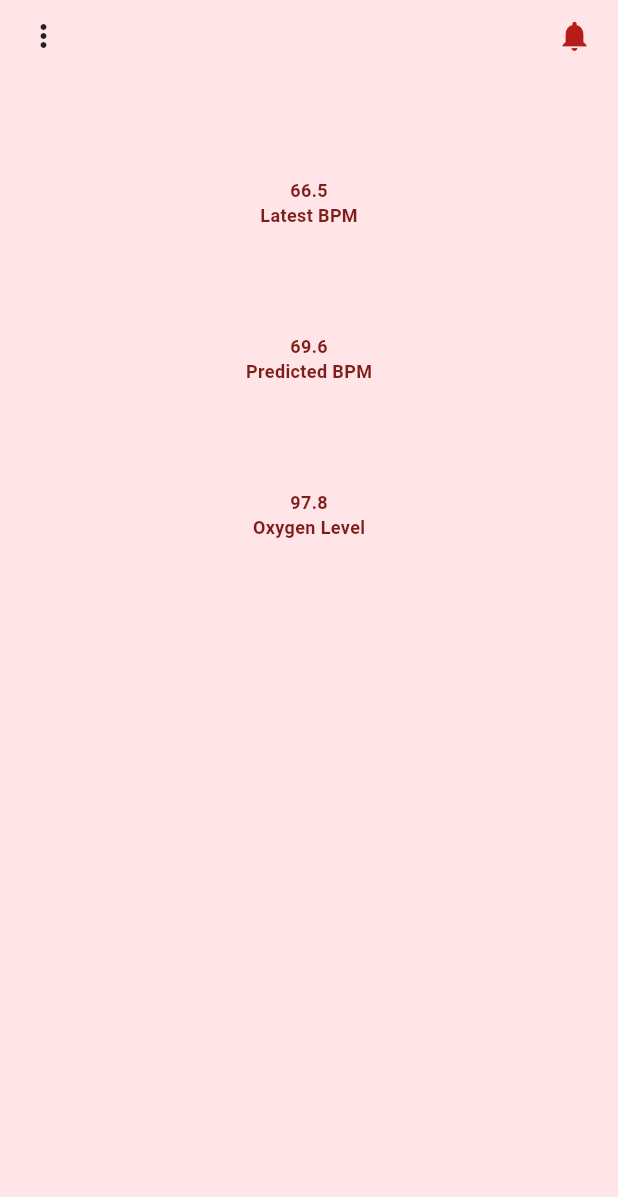
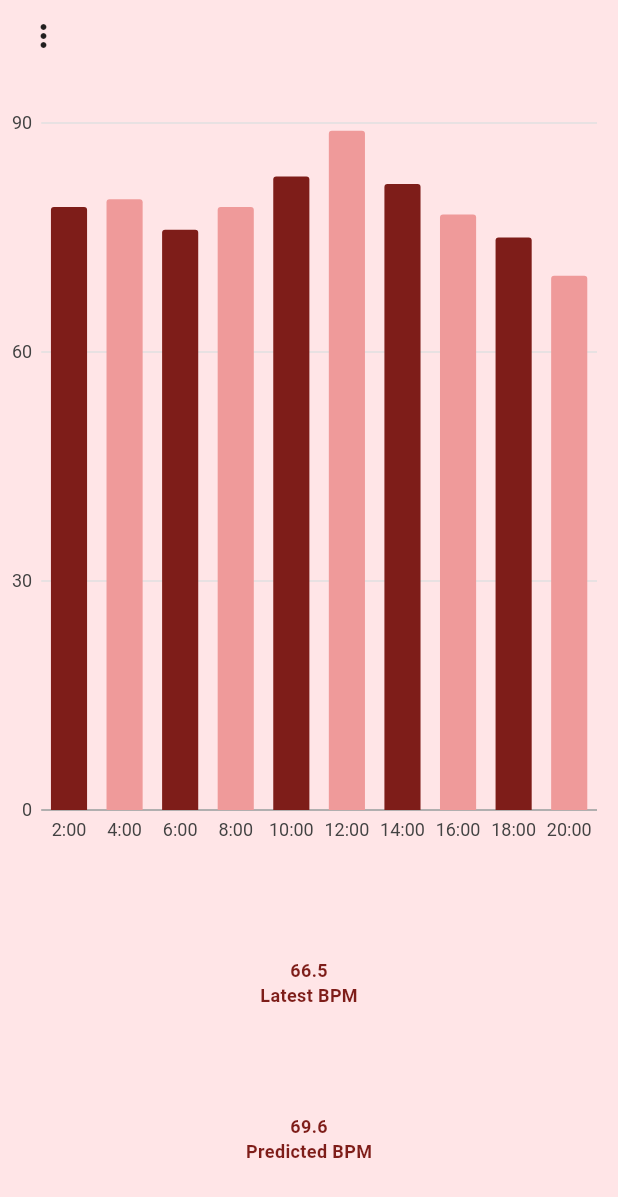
Before and after one commit to Manar-Ashraf/pulse_plus, a Flutter app: the HomeScreen screen opened directly, on a phone screen of 412 x 824 dp. Shown: the top 1197 px of the screen. Run offline on Flutter 3.47's test engine with Material 3 defaults, Android fonts, the phone set to English and light mode, and no system bars; our stand-ins replace charts_flutter, get; missing offline and left inert: semicircle_indicator.

Commit message:
chart to home screen

```diff
--- a/lib/screens/home_screen.dart
+++ b/lib/screens/home_screen.dart
@@ -1,17 +1,100 @@
 import 'package:flutter/material.dart';
-import 'package:pulse_plus/screens/chart.dart';
 import 'package:pulse_plus/screens/doctor_info.dart';
 import 'package:pulse_plus/screens/user_profile.dart';
 import 'package:semicircle_indicator/semicircle_indicator.dart';
 import 'package:pulse_plus/screens/sign_in_screen.dart';
+import 'package:charts_flutter/flutter.dart' as charts;
+
+class BarChart {
+  String hour;
+  int bpm;
+  final charts.Color color;
+
+  BarChart({
+    required this.hour,
+    required this.bpm,
+    required this.color,
+  });
+}
 
 class HomeScreen extends StatelessWidget {
   const HomeScreen({super.key});
+
+  Widget _buildBarChart() {
+    List<charts.Series<BarChart, String>> series = [
+      charts.Series(
+        id: "Heart Rate",
+        data: [
+          BarChart(
+            hour: "2:00",
+            bpm: 79,
+            color: charts.ColorUtil.fromDartColor(const Color(0xFF7E1D19)),
+          ),
+          BarChart(
+            hour: "4:00",
+            bpm: 80,
+            color: charts.ColorUtil.fromDartColor(const Color(0xFFEF9A9A)),
+          ),
+          BarChart(
+            hour: "6:00",
+            bpm: 76,
+            color: charts.ColorUtil.fromDartColor(const Color(0xFF7E1D19)),
+          ),
+          BarChart(
+            hour: "8:00",
+            bpm: 79,
+            color: charts.ColorUtil.fromDartColor(const Color(0xFFEF9A9A)),
+          ),
+          BarChart(
+            hour: "10:00",
+            bpm: 83,
+            color: charts.ColorUtil.fromDartColor(const Color(0xFF7E1D19)),
+          ),
+          BarChart(
+            hour: "12:00",
+            bpm: 89,
+            color: charts.ColorUtil.fromDartColor(const Color(0xFFEF9A9A)),
+          ),
+          BarChart(
+            hour: "14:00",
+            bpm: 82,
+            color: charts.ColorUtil.fromDartColor(const Color(0xFF7E1D19)),
+          ),
+          BarChart(
+            hour: "16:00",
+            bpm: 78,
+            color: charts.ColorUtil.fromDartColor(const Color(0xFFEF9A9A)),
+          ),
+          BarChart(
+            hour: "18:00",
+            bpm: 75,
+            color: charts.ColorUtil.fromDartColor(const Color(0xFF7E1D19)),
+          ),
+          BarChart(
+            hour: "20:00",
+            bpm: 70,
+            color: charts.ColorUtil.fromDartColor(const Color(0xFFEF9A9A)),
+          ),
+        ],
+        domainFn: (BarChart series, _) => series.hour,
+        measureFn: (BarChart series, _) => series.bpm,
+        colorFn: (BarChart series, _) => series.color,
+      ),
+    ];
+    return SizedBox(
+      height: 500,
+      child: charts.BarChart(
+        series,
+        animate: true,
+      ),
+    );
+  }
+
   @override
   Widget build(BuildContext context) {
     return Scaffold(
       backgroundColor: const Color(0xFFFFE5E7),
-      body: SafeArea(
+      body: SingleChildScrollView(
         child: Column(
           mainAxisAlignment: MainAxisAlignment.start,
           crossAxisAlignment: CrossAxisAlignment.center,
@@ -28,14 +111,10 @@ class HomeScreen extends StatelessWidget {
                               builder: (c) => const Profile()));
                           break;
                         case 'Screen 2':
-                          Navigator.of(context)
-                              .push(MaterialPageRoute(builder: (c) => Chart()));
-                          break;
-                        case 'Screen 3':
                           Navigator.of(context).push(MaterialPageRoute(
                               builder: (c) => const Doctor()));
                           break;
-                        case 'Screen 4':
+                        case 'Screen 3':
                           Navigator.of(context).push(MaterialPageRoute(
                               builder: (c) => SignInScreen()));
                           break;
@@ -48,25 +127,17 @@ class HomeScreen extends StatelessWidget {
                       ),
                       const PopupMenuItem<String>(
                         value: 'Screen 2',
-                        child: Text('Past Data'),
+                        child: Text('Report to Doctor'),
                       ),
                       const PopupMenuItem<String>(
                         value: 'Screen 3',
-                        child: Text('Report to Doctor'),
-                      ),
-                      const PopupMenuItem<String>(
-                        value: 'Screen 4',
                         child: Text('Sign Out'),
                       ),
                     ],
                   ),
-                  const Spacer(),
-                  IconButton(
-                    icon: const Icon(Icons.notifications),
-                    color: Colors.red[900],
-                    onPressed: () {},
-                  )
                 ])),
+            const SizedBox(height: 20),
+            _buildBarChart(),
             const SizedBox(height: 70),
             const SemicircularIndicator(
               radius: 80,
@@ -151,6 +222,7 @@ class HomeScreen extends StatelessWidget {
                 ],
               ),
             ),
+            const SizedBox(height: 70),
           ],
         ),
       ),
--- a/lib/screens/sign_in_screen.dart
+++ b/lib/screens/sign_in_screen.dart
@@ -77,7 +77,7 @@ class SignInScreen extends StatelessWidget {
                   TextButton(
                     onPressed: () {
                       if (_formKey.currentState!.validate()) {
-                        Get.off(() => const HomeScreen());
+                        Get.off(() =>  const HomeScreen());
                       }
                     },
                     child: const Text("Continue"),
```
Also changed, not shown: lib/screens/chart.dart (deleted, +0 -103 lines), lib/screens/doctor_info.dart (+5 -29 lines).
